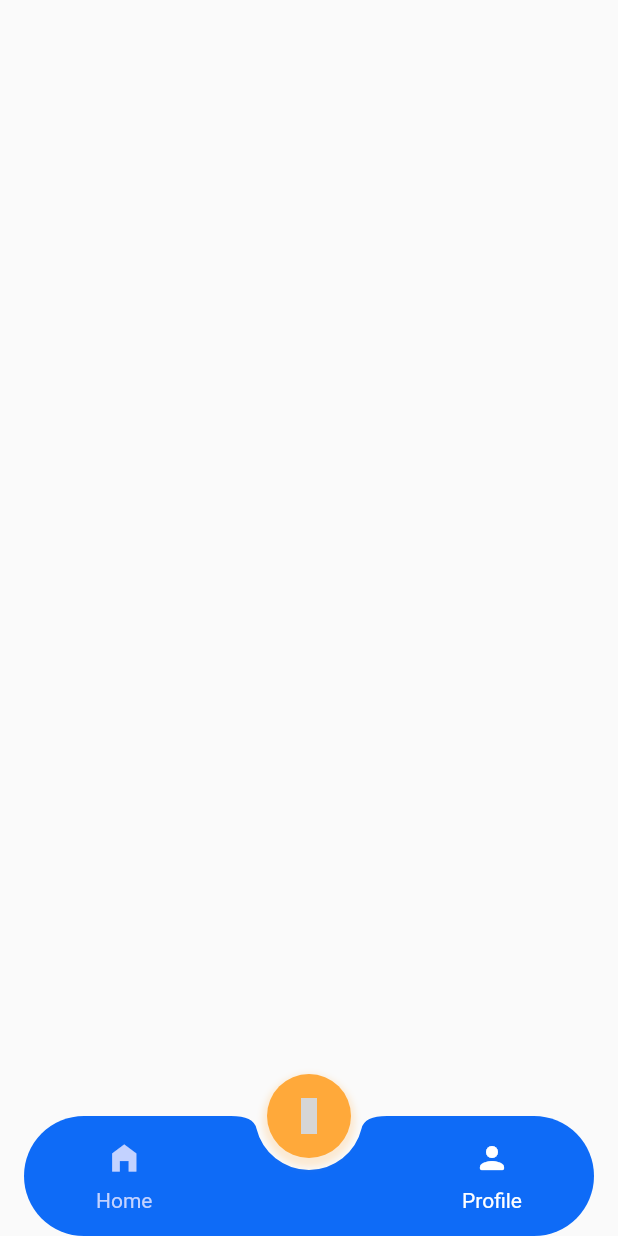
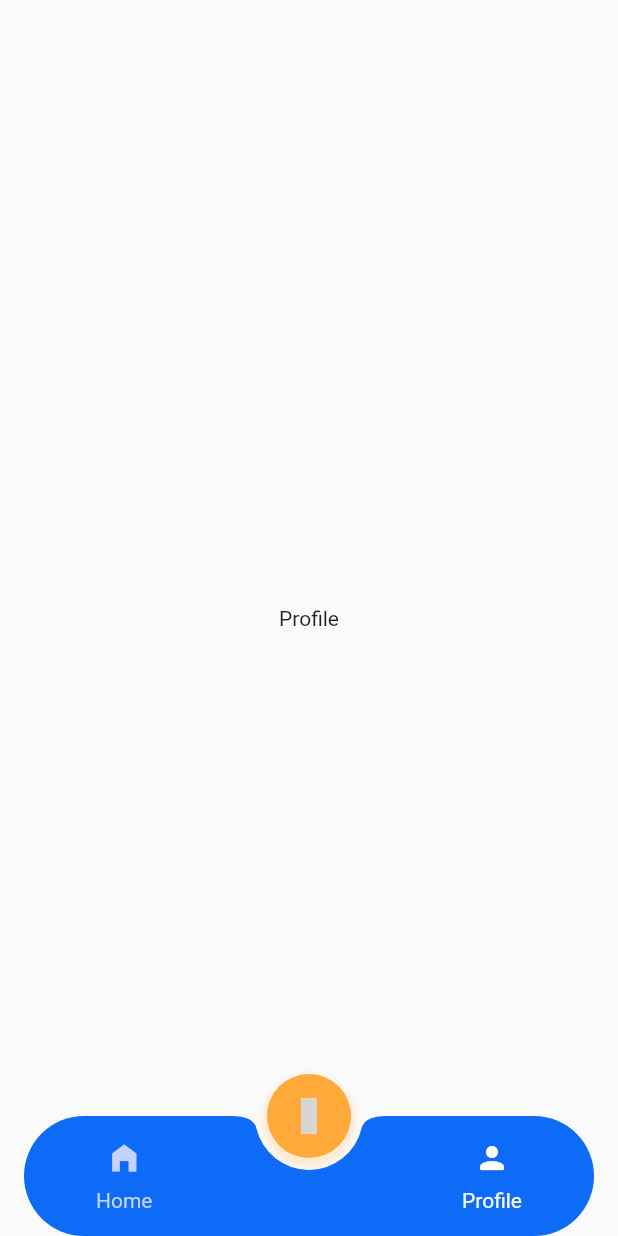
Before and after one commit to wojtekoziol/flash, a Flutter app: the screen it shows after launch, after a tap on "Profile", on a phone screen of 412 x 824 dp. Run offline on Flutter 3.47's test engine with Material 2 defaults, Android fonts, the phone set to English and light mode, and no system bars; our stand-ins replace bloc, flutter_hooks, unicons; grey boxes are pictures that could not be loaded.

Commit message:
Fix home and profile pages not showing

```diff
--- /dev/null
+++ b/lib/home/home_view.dart
@@ -0,0 +1,12 @@
+import 'package:flutter/material.dart';
+
+class HomeView extends StatelessWidget {
+  const HomeView({super.key});
+
+  @override
+  Widget build(BuildContext context) {
+    return const Center(
+      child: Text('Home'),
+    );
+  }
+}
--- a/lib/navigation/navigation_view.dart
+++ b/lib/navigation/navigation_view.dart
@@ -1,27 +1,33 @@
+import 'package:flash/home/home_view.dart';
 import 'package:flash/navigation/widgets/bottom_navbar.dart';
+import 'package:flash/profile/profile_view.dart';
 import 'package:flutter/material.dart';
 import 'package:flutter_hooks/flutter_hooks.dart';
 
 class NavigationView extends HookWidget {
   const NavigationView({super.key});
 
-  // final _pages = const [];
+  List<Widget> get _pages => const [HomeView(), ProfileView()];
 
   @override
   Widget build(BuildContext context) {
     final indexNotifier = useValueNotifier(0);
 
     return Scaffold(
-      // body: ValueListenableBuilder(
-      //   valueListenable: indexNotifier,
-      //   builder: (context, int index, child) {
-      //     return IndexedStack(
-      //       index: index,
-      //       children: _pages,
-      //     );
-      //   },
-      // ),
-      bottomNavigationBar: BottomNavbar(indexNotifier: indexNotifier),
+      body: Stack(
+        children: [
+          ValueListenableBuilder<int>(
+            valueListenable: indexNotifier,
+            builder: (context, index, child) {
+              return IndexedStack(
+                index: index,
+                children: _pages,
+              );
+            },
+          ),
+          BottomNavbar(indexNotifier: indexNotifier),
+        ],
+      ),
     );
   }
 }
--- a/lib/navigation/widgets/bottom_navbar.dart
+++ b/lib/navigation/widgets/bottom_navbar.dart
@@ -17,6 +17,7 @@ class BottomNavbar extends StatelessWidget {
       child: Container(
         margin: const EdgeInsets.symmetric(horizontal: kPaddingM),
         child: Scaffold(
+          backgroundColor: Colors.transparent,
           floatingActionButton: const _FloatingActionButton(),
           floatingActionButtonLocation:
               FloatingActionButtonLocation.centerDocked,
--- /dev/null
+++ b/lib/profile/profile_view.dart
@@ -0,0 +1,12 @@
+import 'package:flutter/material.dart';
+
+class ProfileView extends StatelessWidget {
+  const ProfileView({super.key});
+
+  @override
+  Widget build(BuildContext context) {
+    return const Center(
+      child: Text('Profile'),
+    );
+  }
+}
```
